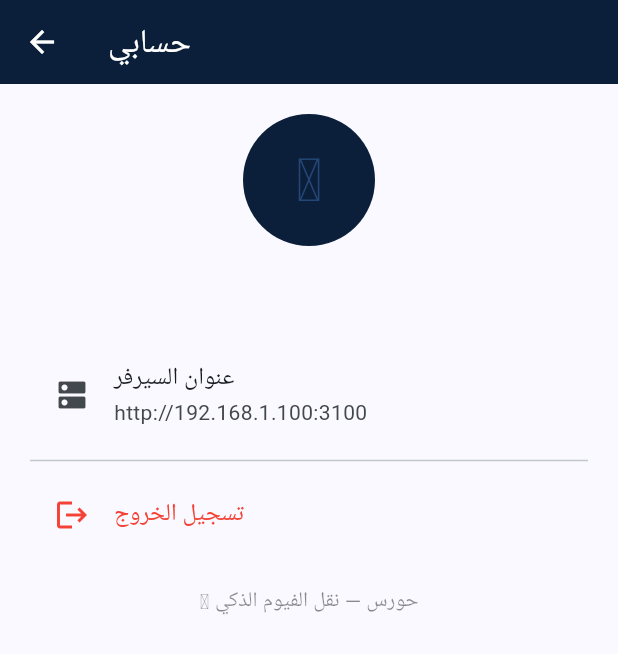
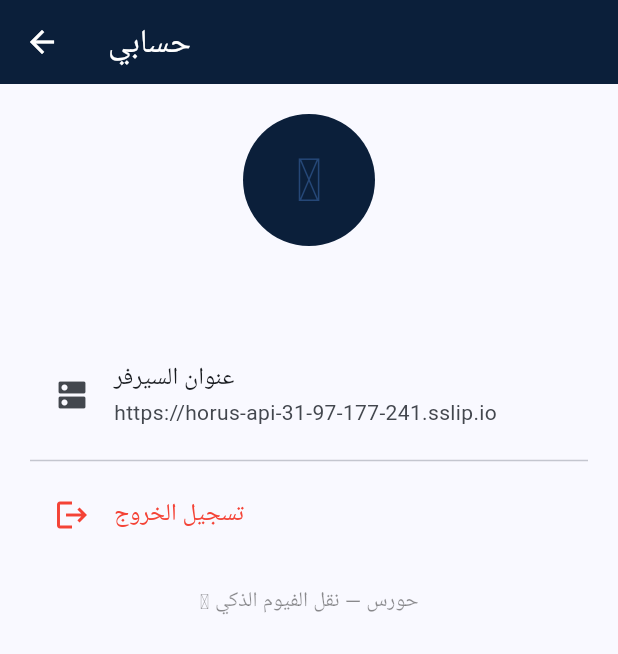
Before and after one commit to br-horus/horus-fayoum, a Flutter app: the Me screen opened directly, on a phone screen of 412 x 824 dp. Shown: the top 654 px of the screen. Run offline on Flutter 3.47's test engine with Material 3 defaults, Android fonts, the phone set to English and light mode, and no system bars; our stand-ins replace flutter_map, geolocator, latlong2, permission_handler, shared_preferences; missing offline and left inert: flutter_admin_scaffold; accounts and stored records are empty; network calls fail.

Commit message:
𓂀 production cutover: default API -> https://horus-api-31-97-177-241.sslip.io (new dedicated domain)

```diff
--- a/admin/lib/horus_api.dart
+++ b/admin/lib/horus_api.dart
@@ -6,7 +6,7 @@ import 'package:shared_preferences/shared_preferences.dart';
 class HorusAdminApi {
   static Future<String> base() async =>
       (await SharedPreferences.getInstance()).getString('horus_server') ??
-      'http://192.168.1.100:3100';
+      'https://horus-api-31-97-177-241.sslip.io';
   static Future<String?> token() async =>
       (await SharedPreferences.getInstance()).getString('horus_admin_token');
   static Future<Map<String, String>> h() async => {
--- a/admin/lib/main.dart
+++ b/admin/lib/main.dart
@@ -77,7 +77,7 @@ class _LoginState extends State<Login> {
     setState(() => busy = true);
     try {
       final p = await SharedPreferences.getInstance();
-      var b = p.getString('horus_server') ?? 'http://192.168.1.100:3100';
+      var b = p.getString('horus_server') ?? 'https://horus-api-31-97-177-241.sslip.io';
       if (server.text.trim().isNotEmpty) {
         b = server.text.trim();
         await p.setString('horus_server', b);
@@ -124,7 +124,7 @@ class _LoginState extends State<Login> {
             const SizedBox(height: 10),
             TextField(controller: pass, obscureText: true, decoration: const InputDecoration(labelText: 'كلمة السر', border: OutlineInputBorder())),
             const SizedBox(height: 10),
-            TextField(controller: server, decoration: const InputDecoration(labelText: 'عنوان السيرفر', hintText: 'http://192.168.1.100:3100', border: OutlineInputBorder())),
+            TextField(controller: server, decoration: const InputDecoration(labelText: 'عنوان السيرفر', hintText: 'https://horus-api-31-97-177-241.sslip.io', border: OutlineInputBorder())),
             const SizedBox(height: 6),
             const Text('الافتراضي للتجربة: admin / admin',
                 style: TextStyle(color: Colors.black45, fontSize: 12)),
--- a/driver/lib/main.dart
+++ b/driver/lib/main.dart
@@ -22,7 +22,7 @@ void main() async {
 class Api {
   static Future<String> base() async =>
       (await SharedPreferences.getInstance()).getString('horus_server') ??
-      'http://192.168.1.100:3100';
+      'https://horus-api-31-97-177-241.sslip.io';
   static Future<Map<String, String>> h() async => {
         'Content-Type': 'application/json',
         'Authorization':
@@ -107,7 +107,7 @@ class _PhoneState extends State<Phone> {
   Future<void> _send() async {
     setState(() => busy = true);
     try {
-      var b = 'http://192.168.1.100:3100';
+      var b = 'https://horus-api-31-97-177-241.sslip.io';
       if (server.text.trim().isNotEmpty) {
         b = server.text.trim();
         (await SharedPreferences.getInstance()).setString('horus_server', b);
@@ -160,7 +160,7 @@ class _PhoneState extends State<Phone> {
           Expanded(child: TextField(controller: carNumber, decoration: const InputDecoration(labelText: 'رقم العربية', border: OutlineInputBorder()))),
         ]),
         const SizedBox(height: 10),
-        TextField(controller: server, decoration: const InputDecoration(labelText: 'عنوان السيرفر (اختياري)', hintText: 'http://192.168.1.100:3100', border: OutlineInputBorder())),
+        TextField(controller: server, decoration: const InputDecoration(labelText: 'عنوان السيرفر (اختياري)', hintText: 'https://horus-api-31-97-177-241.sslip.io', border: OutlineInputBorder())),
         const SizedBox(height: 14),
         SizedBox(
           height: 54,
--- a/rider/lib/main.dart
+++ b/rider/lib/main.dart
@@ -23,7 +23,7 @@ void main() async {
 class HorusApi {
   static Future<String> base() async {
     final p = await SharedPreferences.getInstance();
-    return p.getString('horus_server') ?? 'http://192.168.1.100:3100';
+    return p.getString('horus_server') ?? 'https://horus-api-31-97-177-241.sslip.io';
   }
   static Future<String?> token() async =>
       (await SharedPreferences.getInstance()).getString('horus_token');
@@ -179,7 +179,7 @@ class _PhoneState extends State<Phone> {
             controller: server,
             decoration: const InputDecoration(
                 labelText: 'عنوان السيرفر (اختياري)',
-                hintText: 'http://192.168.1.100:3100',
+                hintText: 'https://horus-api-31-97-177-241.sslip.io',
                 border: OutlineInputBorder())),
         const SizedBox(height: 16),
         SizedBox(
@@ -809,7 +809,7 @@ class Me extends StatelessWidget {
                 leading: const Icon(Icons.dns),
                 title: const Text('عنوان السيرفر'),
                 subtitle: Text(p?.getString('horus_server') ??
-                    'http://192.168.1.100:3100')),
+                    'https://horus-api-31-97-177-241.sslip.io')),
             const Divider(),
             ListTile(
               leading: const Icon(Icons.logout, color: Colors.red),
```
